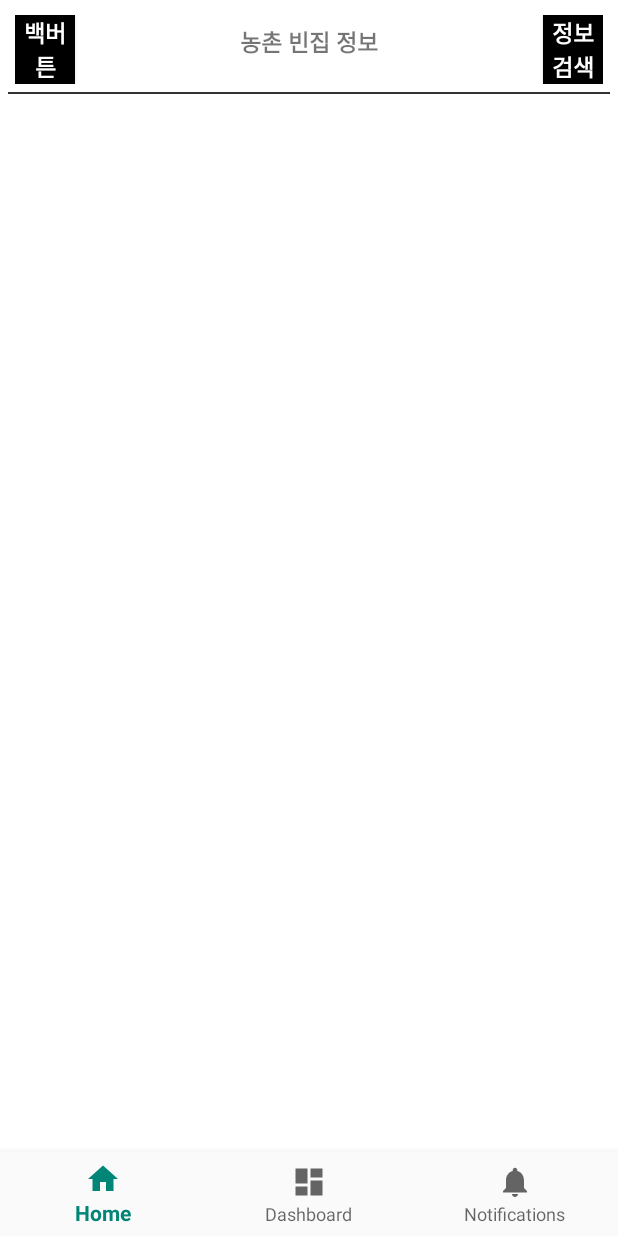
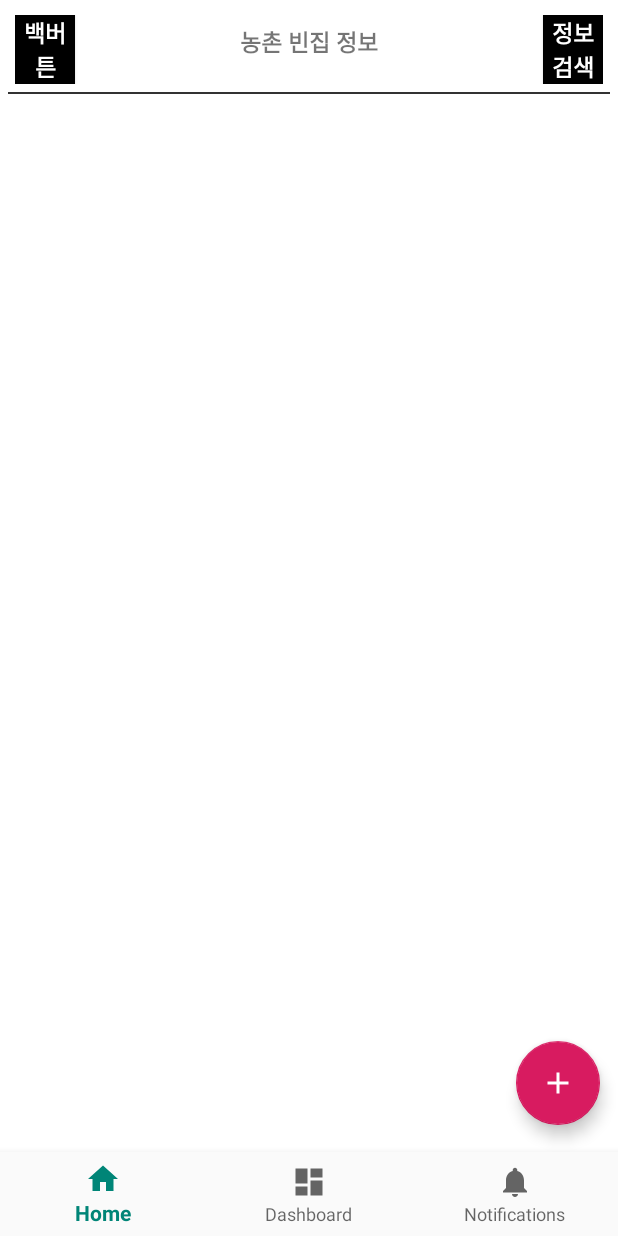
Before and after one commit to parkjunho12/nongsa2, an Android app: the screen it shows after launch (MainActivity), after a tap on an icon or button, on a phone screen of 412 x 824 dp. Run offline under Robolectric (Android 15) with nearby library versions, the phone set to English and light mode, and no system bars; our stand-ins replace Volley.

Commit message:
floatingactionbutton 클릭 -> 정보 등록창

```diff
--- a/app/src/main/AndroidManifest.xml
+++ b/app/src/main/AndroidManifest.xml
@@ -16,6 +16,7 @@
         <activity android:name=".Garden_board" />
         <activity android:name=".MoreComplex" />
         <activity android:name=".complexInfo" />
+        <activity android:name=".MemoActivity"></activity>
         <activity
             android:name=".MainActivity"
             android:label="@string/app_name">
--- a/app/src/main/java/com/example/nongsa2/Gyesi.java
+++ b/app/src/main/java/com/example/nongsa2/Gyesi.java
@@ -29,8 +29,8 @@ import android.widget.RadioButton;
 import android.widget.RadioGroup;
 import android.widget.Spinner;
 
-import com.bumptech.glide.Glide;
-import com.bumptech.glide.request.target.GlideDrawableImageViewTarget;
+
+import com.google.android.material.floatingactionbutton.FloatingActionButton;
 
 import java.io.UnsupportedEncodingException;
 import java.lang.reflect.Array;
@@ -61,6 +61,7 @@ import java.util.List;
 public class Gyesi extends Fragment  implements MainActivity.OnBackPressedListener {
 
     Fragment fragment;
+
     // TODO: Rename parameter arguments, choose names that match
     // the fragment initialization parameters, e.g. ARG_ITEM_NUMBER
     private static final String ARG_PARAM1 = "param1";
@@ -118,6 +119,8 @@ public class Gyesi extends Fragment  implements MainActivity.OnBackPressedListen
     @Override
     public void onActivityCreated(Bundle b){
         super.onActivityCreated(b);
+
+
         boardlistview=(ListView) getView().findViewById(R.id.listview);
         boardList = new ArrayList<Board>();
         adapter = new BoardListAdapter(getContext().getApplicationContext(),boardList,this);
@@ -126,6 +129,7 @@ public class Gyesi extends Fragment  implements MainActivity.OnBackPressedListen
 
         Button searchbtn = (Button) getView().findViewById(R.id.search);
         Button backbtn = (Button) getView().findViewById(R.id.back);
+        FloatingActionButton floatingactionbutton = (FloatingActionButton) getView().findViewById(R.id.floatingActionButton);
         backbtn.setOnClickListener(new View.OnClickListener() {
             @Override
             public void onClick(View view) {
@@ -137,6 +141,13 @@ public class Gyesi extends Fragment  implements MainActivity.OnBackPressedListen
             @Override
             public void onClick(View view) {
                 End_info_request();
+            }
+        });
+        floatingactionbutton.setOnClickListener(new View.OnClickListener() {
+            @Override
+            public void onClick(View view) {
+                Intent intent = new Intent(getActivity(),MemoActivity.class);
+                startActivity(intent);
             }
         });
     }
@@ -154,6 +165,7 @@ public class Gyesi extends Fragment  implements MainActivity.OnBackPressedListen
 
 
         fragment = new Fragment();
+
 
         new BackgroundTask().execute();
 
@@ -434,8 +446,4 @@ public class Gyesi extends Fragment  implements MainActivity.OnBackPressedListen
 
     }
     // 리스너 생성
-
-
-
-
     }
--- a/app/src/main/java/com/example/nongsa2/RegisterRequest.java
+++ b/app/src/main/java/com/example/nongsa2/RegisterRequest.java
@@ -5,6 +5,7 @@ import android.util.Log;
 import com.android.volley.Response;
 import com.android.volley.toolbox.StringRequest;
 
+import java.lang.reflect.Method;
 import java.util.HashMap;
 import java.util.Map;
 
--- a/app/src/main/java/com/example/nongsa2/thirdpage.java
+++ b/app/src/main/java/com/example/nongsa2/thirdpage.java
@@ -95,7 +95,6 @@ public class thirdpage extends Fragment {
                 String PW =ed_PW.getText().toString();
                 String Name =ed_Name.getText().toString();
                 String Phone =ed_Phone.getText().toString();
-
 
                 Response.Listener<String> responseListener =new Response.Listener<String>() {
                     @Override
--- /dev/null
+++ b/app/src/main/res/drawable/ic_add_black_24dp.xml
@@ -0,0 +1,9 @@
+<vector xmlns:android="http://schemas.android.com/apk/res/android"
+        android:width="24dp"
+        android:height="24dp"
+        android:viewportWidth="24.0"
+        android:viewportHeight="24.0">
+    <path
+        android:fillColor="#FFFFFFFF"
+        android:pathData="M19,13h-6v6h-2v-6H5v-2h6V5h2v6h6v2z"/>
+</vector>
--- a/app/src/main/res/layout/fragment_gyesi.xml
+++ b/app/src/main/res/layout/fragment_gyesi.xml
@@ -1,5 +1,6 @@
 <?xml version="1.0" encoding="utf-8"?>
 <LinearLayout xmlns:android="http://schemas.android.com/apk/res/android"
+    xmlns:app="http://schemas.android.com/apk/res-auto"
     xmlns:tools="http://schemas.android.com/tools"
     android:layout_width="match_parent"
     android:layout_height="match_parent"
@@ -33,7 +34,6 @@
                 android:textColor="#ffffff"
                 android:textSize="15dp"
                 android:textStyle="bold" />
-
         </LinearLayout>
         <LinearLayout
             android:layout_width="0dp"
@@ -47,7 +47,6 @@
                 android:textSize="15dp"
                 android:text="농촌 빈집 정보"
                 android:textStyle="bold"
-
                 />
         </LinearLayout>
         <LinearLayout
@@ -71,9 +70,9 @@
                 android:textColor="#ffffff"
                 android:textSize="15dp"
                 android:textStyle="bold" />
-
         </LinearLayout>
     </LinearLayout>
+
     <View
         android:layout_width="match_parent"
         android:layout_height="1dp"
@@ -84,22 +83,31 @@
     <LinearLayout
         android:layout_width="match_parent"
         android:layout_height="match_parent"
-
         android:id="@+id/lin"
         android:background="@android:color/white">
+
+        <FrameLayout
+            android:layout_width="match_parent"
+            android:layout_height="match_parent">
             <ListView
+                android:id="@+id/listview"
                 android:layout_width="match_parent"
                 android:layout_height="match_parent"
-           android:id="@+id/listview"
                 android:layout_margin="5dp"
+                android:alpha="0.8"
+                android:divider="#000000"
                 android:dividerHeight="1dp"
-           android:alpha="0.8"
-           android:padding="5dp"
-           android:divider="#000000">
+                android:padding="5dp"></ListView>
 
-       </ListView>
-
-
+            <com.google.android.material.floatingactionbutton.FloatingActionButton
+                android:id="@+id/floatingActionButton"
+                android:layout_width="wrap_content"
+                android:layout_height="wrap_content"
+                android:layout_gravity="end|bottom"
+                app:useCompatPadding="true"
+                app:fabSize="auto"
+                android:clickable="true"
+                android:src="@drawable/ic_add_black_24dp" />
+        </FrameLayout>
     </LinearLayout>
-
 </LinearLayout>
```
Also changed, not shown: app/src/main/java/com/example/nongsa2/MemoActivity.java (added, +72 -0 lines), app/src/main/java/com/example/nongsa2/MemoRequest.java (added, +31 -0 lines), app/src/main/res/layout/activity_memo.xml (added, +133 -0 lines). Lines whose indentation alone changed are shown as unchanged.
